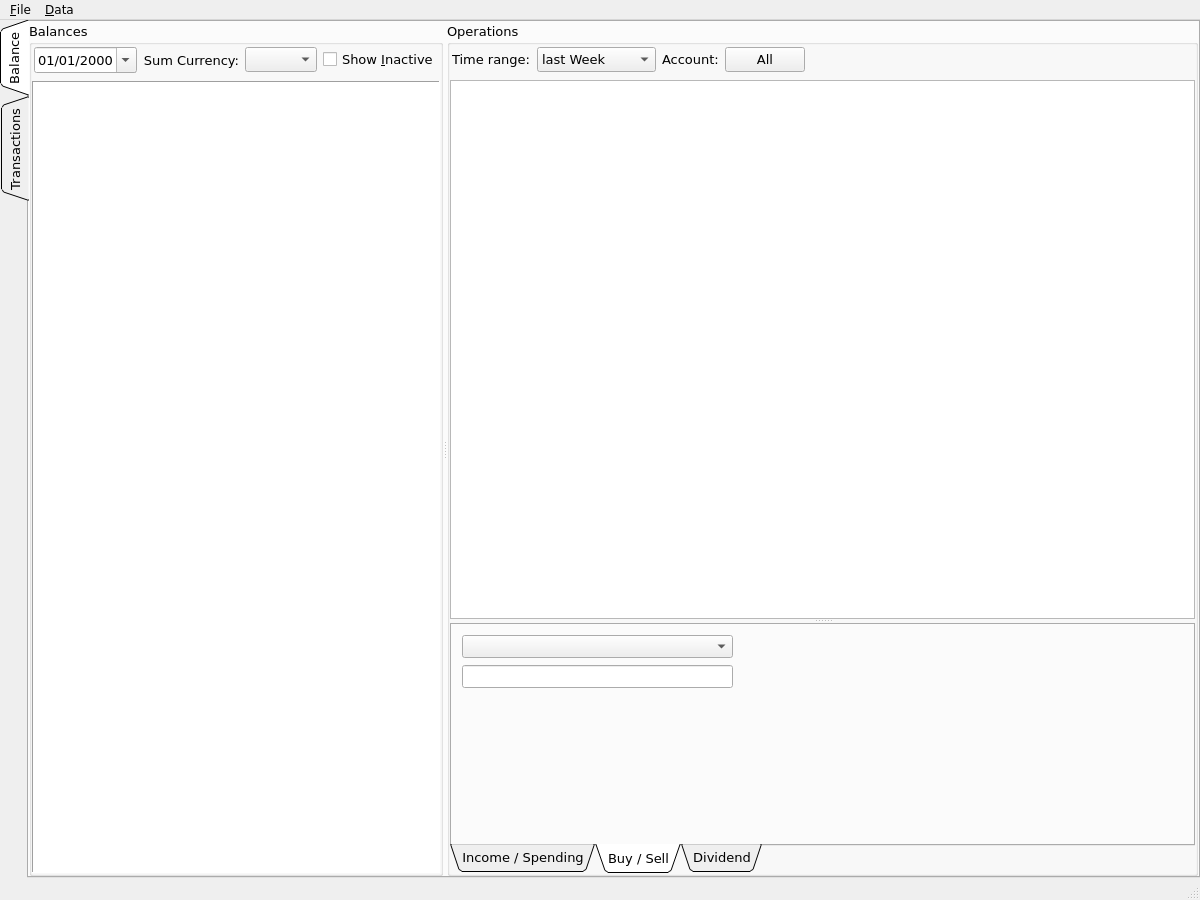
Qt form UI/main_window.ui (titov-vv/jal) before a commit.
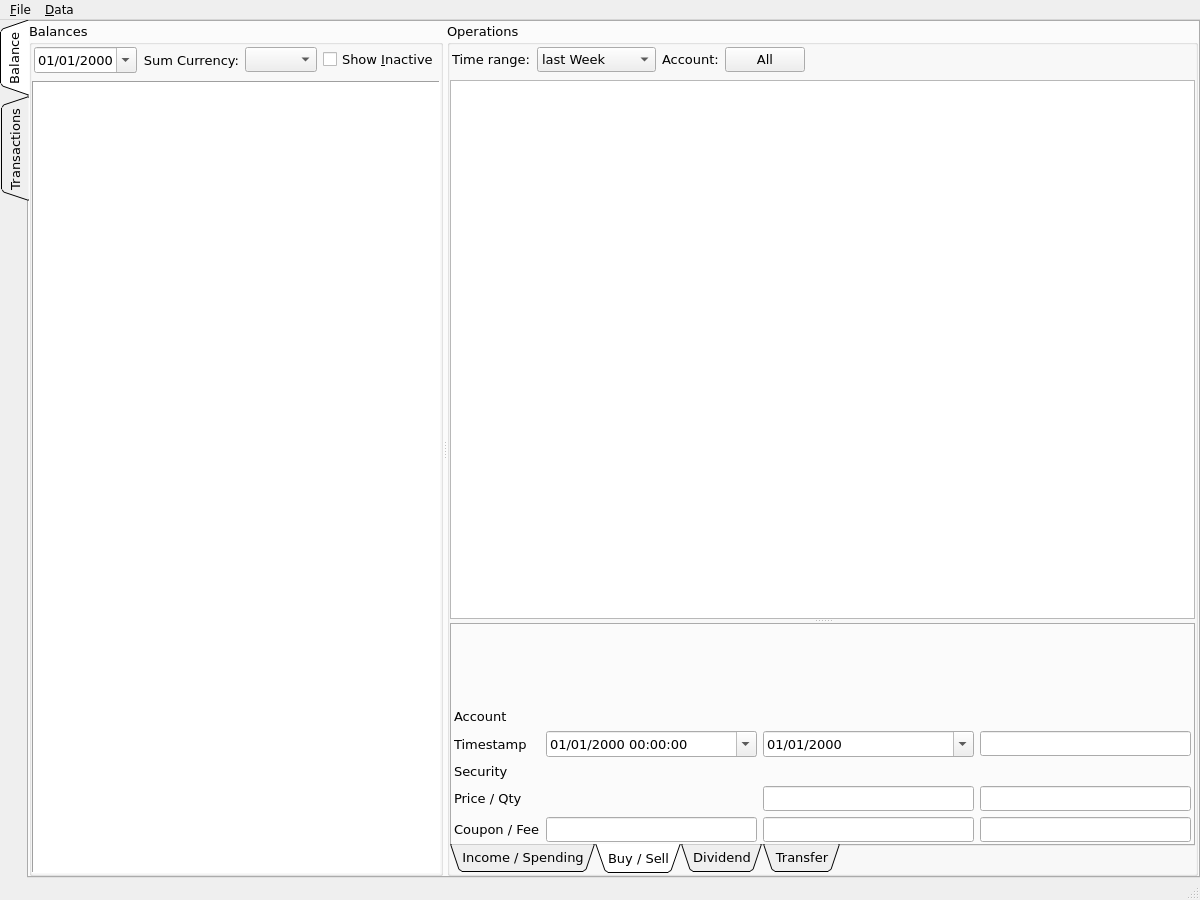
The same form after that commit. The open tabs and pages were chosen to show the change. Custom widgets are drawn as their Qt base class.

Commit message: Trade details tab prepared

The edit to the form file:
```diff
--- a/UI/main_window.ui
+++ b/UI/main_window.ui
@@ -415,26 +415,115 @@
                    <attribute name="title">
                     <string>Buy / Sell</string>
                    </attribute>
-                   <widget class="QComboBox" name="TradeAccountCombo">
-                    <property name="geometry">
-                     <rect>
-                      <x>10</x>
-                      <y>10</y>
-                      <width>271</width>
-                      <height>23</height>
-                     </rect>
+                   <layout class="QGridLayout" name="gridLayout_3">
+                    <property name="leftMargin">
+                     <number>2</number>
                     </property>
-                   </widget>
-                   <widget class="QLineEdit" name="TradeNumberEdit">
-                    <property name="geometry">
-                     <rect>
-                      <x>10</x>
-                      <y>40</y>
-                      <width>271</width>
-                      <height>23</height>
-                     </rect>
+                    <property name="topMargin">
+                     <number>2</number>
                     </property>
-                   </widget>
+                    <property name="rightMargin">
+                     <number>2</number>
+                    </property>
+                    <property name="bottomMargin">
+                     <number>2</number>
+                    </property>
+                    <item row="6" column="0">
+                     <widget class="QLabel" name="TradePriceLbl">
+                      <property name="text">
+                       <string>Price / Qty</string>
+                      </property>
+                     </widget>
+                    </item>
+                    <item row="6" column="3">
+                     <widget class="QLineEdit" name="TradeQtyEdit"/>
+                    </item>
+                    <item row="5" column="0">
+                     <widget class="QLabel" name="TradeActiveLbl">
+                      <property name="text">
+                       <string>Security</string>
+                      </property>
+                     </widget>
+                    </item>
+                    <item row="7" column="3">
+                     <widget class="QLineEdit" name="TradeExchangeFeeEdit"/>
+                    </item>
+                    <item row="7" column="0">
+                     <widget class="QLabel" name="FeeLbl">
+                      <property name="text">
+                       <string>Coupon / Fee</string>
+                      </property>
+                     </widget>
+                    </item>
+                    <item row="2" column="0">
+                     <widget class="QLabel" name="TradeTimestampLbl">
+                      <property name="text">
+                       <string>Timestamp</string>
+                      </property>
+                     </widget>
+                    </item>
+                    <item row="1" column="0">
+                     <widget class="QLabel" name="TradeAccountLbl">
+                      <property name="text">
+                       <string>Account</string>
+                      </property>
+                     </widget>
+                    </item>
+                    <item row="0" column="0">
+                     <spacer name="verticalSpacer_2">
+                      <property name="orientation">
+                       <enum>Qt::Vertical</enum>
+                      </property>
+                      <property name="sizeHint" stdset="0">
+                       <size>
+                        <width>20</width>
+                        <height>40</height>
+                       </size>
+                      </property>
+                     </spacer>
+                    </item>
+                    <item row="7" column="2">
+                     <widget class="QLineEdit" name="TradeBrokerFeeEdit"/>
+                    </item>
+                    <item row="6" column="2">
+                     <widget class="QLineEdit" name="TradePriceEdit"/>
+                    </item>
+                    <item row="1" column="3">
+                     <widget class="DbControlButtons" name="widget" native="true"/>
+                    </item>
+                    <item row="2" column="3">
+                     <widget class="QLineEdit" name="TradeNumberEdit"/>
+                    </item>
+                    <item row="2" column="1">
+                     <widget class="QDateTimeEdit" name="TradeTimestampEdit">
+                      <property name="displayFormat">
+                       <string>dd/MM/yyyy hh:mm:ss</string>
+                      </property>
+                      <property name="calendarPopup">
+                       <bool>true</bool>
+                      </property>
+                     </widget>
+                    </item>
+                    <item row="2" column="2">
+                     <widget class="QDateEdit" name="TradeSettlementEdit">
+                      <property name="displayFormat">
+                       <string>dd/MM/yyyy</string>
+                      </property>
+                      <property name="calendarPopup">
+                       <bool>true</bool>
+                      </property>
+                     </widget>
+                    </item>
+                    <item row="7" column="1">
+                     <widget class="QLineEdit" name="TradeCouponEdit"/>
+                    </item>
+                    <item row="1" column="1" colspan="2">
+                     <widget class="AccountSelector" name="TradeAccountWidget" native="true"/>
+                    </item>
+                    <item row="5" column="1" colspan="2">
+                     <widget class="ActiveSelector" name="TradeActiveWidget" native="true"/>
+                    </item>
+                   </layout>
                   </widget>
                   <widget class="QWidget" name="DividendDetailsTab">
                    <attribute name="title">
@@ -586,6 +675,11 @@
                     </item>
                    </layout>
                   </widget>
+                  <widget class="QWidget" name="TransferDetailsTab">
+                   <attribute name="title">
+                    <string>Transfer</string>
+                   </attribute>
+                  </widget>
                  </widget>
                 </item>
                </layout>
@@ -676,6 +770,12 @@
    <header>CustomUI\active_selector.h</header>
    <container>1</container>
   </customwidget>
+  <customwidget>
+   <class>DbControlButtons</class>
+   <extends>QWidget</extends>
+   <header>CustomUI/db_control_buttons.h</header>
+   <container>1</container>
+  </customwidget>
  </customwidgets>
  <resources/>
  <connections/>
```
Left out of the diff: 16 changed lines with no effect on the pictures. The commit also changes 5 other files.
